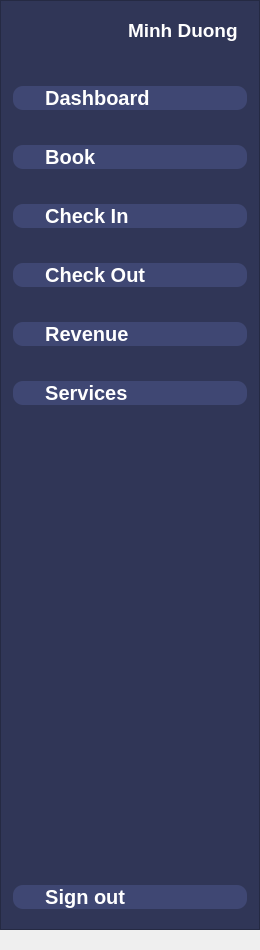
Old version of the form navbar.ui in the repository mindt102/HotelManagementSystem.
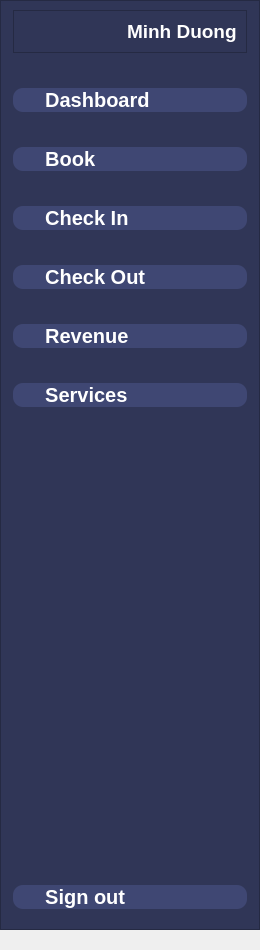
New version of the form. Icons and pictures are not drawn.

Commit message: config navbar buttons

The edit to the form file:
```diff
--- a/navbar.ui
+++ b/navbar.ui
@@ -53,7 +53,7 @@
     <item>
      <widget class="QFrame" name="frame_2">
       <property name="frameShape">
-       <enum>QFrame::NoFrame</enum>
+       <enum>QFrame::StyledPanel</enum>
       </property>
       <property name="frameShadow">
        <enum>QFrame::Raised</enum>
```
Left out of the diff: 4 changed lines with no effect on the pictures. The commit also changes 4 other files.
